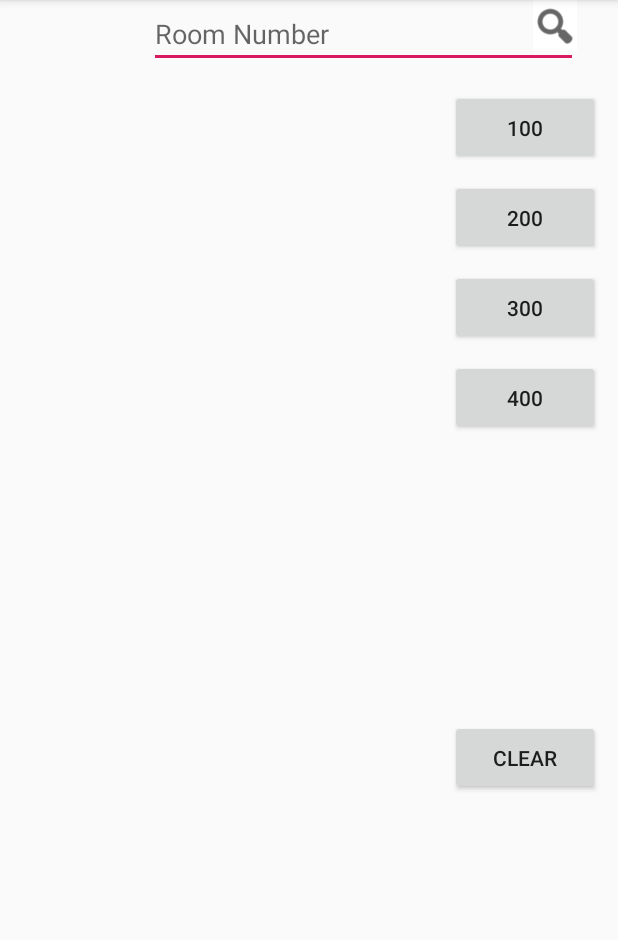
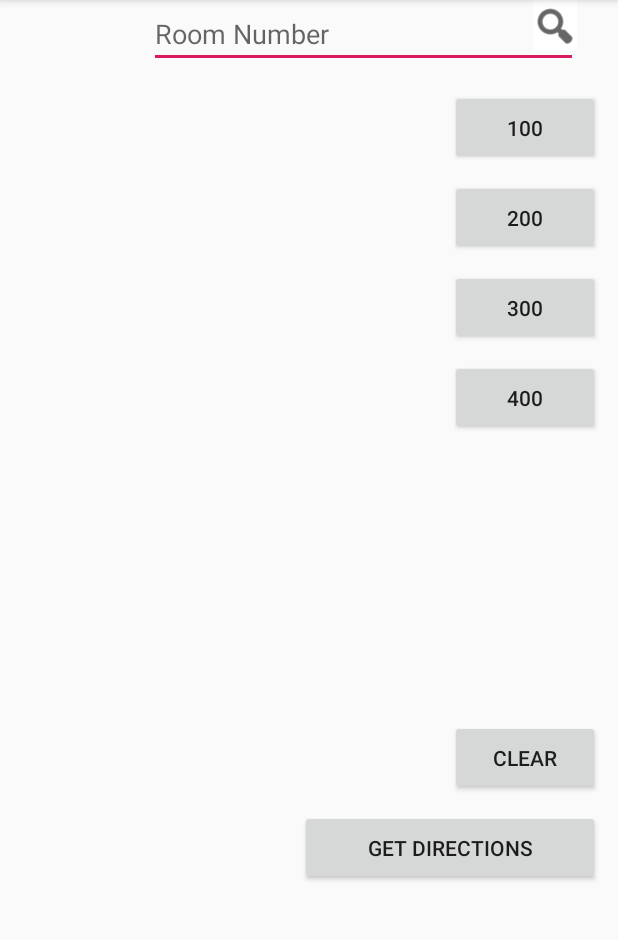
Before and after one commit to lauragracie/Laura-Mason-ISU, an Android app: the screen it shows after launch (MainActivity), on a phone screen of 412 x 824 dp, the part 84-1024 px from its top. Run offline under Robolectric (Android 15) with nearby library versions, the phone set to English and light mode, and no system bars.

Commit message:
operation get directions
operation get directions is go and i already am confused

```diff
--- a/Android Practice/app/src/main/java/com/example/myapplication/MainActivity.java
+++ b/Android Practice/app/src/main/java/com/example/myapplication/MainActivity.java
@@ -5,6 +5,8 @@ import android.content.Context;
 import android.os.Bundle;
 import com.google.android.material.floatingactionbutton.FloatingActionButton;
 import com.google.android.material.snackbar.Snackbar;
+
+import androidx.appcompat.app.AlertDialog;
 import androidx.appcompat.app.AppCompatActivity;
 import androidx.appcompat.widget.Toolbar;
 
@@ -34,6 +36,9 @@ public class MainActivity extends AppCompatActivity implements View.OnTouchListe
     Button bfloor4;
 
     Button bclear;
+
+    Button bdirections;
+
     ImageView floorimage;
 
     private ViewGroup rootlayout;
@@ -61,6 +66,7 @@ public class MainActivity extends AppCompatActivity implements View.OnTouchListe
         bfloor3 = findViewById(R.id.bfloor3);
         bfloor4 = findViewById(R.id.bfloor4);
         bclear = findViewById(R.id.bclear);
+        bdirections = findViewById(R.id.bdirections);
 
         floorimage = findViewById(R.id.floorimage);
 
@@ -110,6 +116,12 @@ public class MainActivity extends AppCompatActivity implements View.OnTouchListe
         bclear.setOnClickListener(new View.OnClickListener() {
             public void onClick (View view){
                 floorimage.setAlpha(0f);
+            }
+        });
+
+        bdirections.setOnClickListener(new View.OnClickListener(){
+            public void onClick (View view){
+                AlertDialog.Builder builder = new AlertDialog.Builder(getContext());
             }
         });
 
--- a/Android Practice/app/src/main/res/layout/content_main.xml
+++ b/Android Practice/app/src/main/res/layout/content_main.xml
@@ -68,8 +68,6 @@
         app:layout_constraintStart_toStartOf="parent"
         app:layout_constraintTop_toTopOf="parent" />
 
-
-
     <Button
         android:id="@+id/bclear"
         android:layout_width="100dp"
@@ -81,6 +79,15 @@
         app:layout_constraintTop_toTopOf="parent" />
 
 
+    <Button
+        android:id="@+id/bdirections"
+        android:layout_width="200dp"
+        android:layout_height="50dp"
+        android:text="GET DIRECTIONS"
+        android:translationX="200dp"
+        android:translationY="540dp"
+        app:layout_constraintStart_toStartOf="parent"
+        app:layout_constraintTop_toTopOf="parent"/>
 
     <EditText
         android:id="@+id/searchBar"
```
